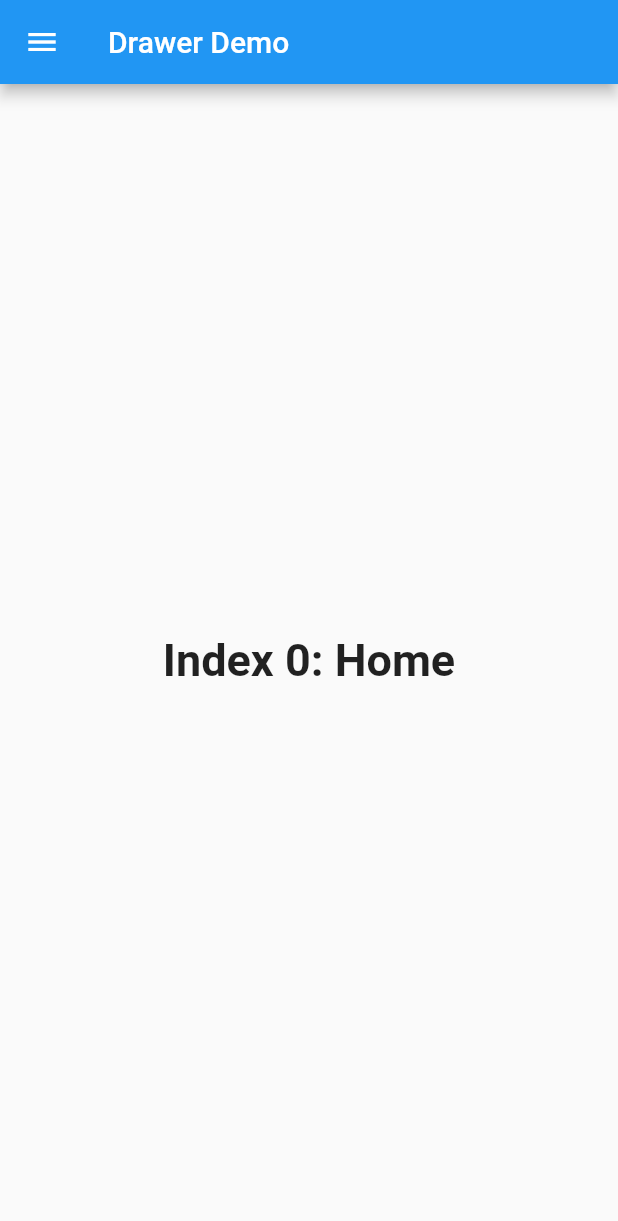
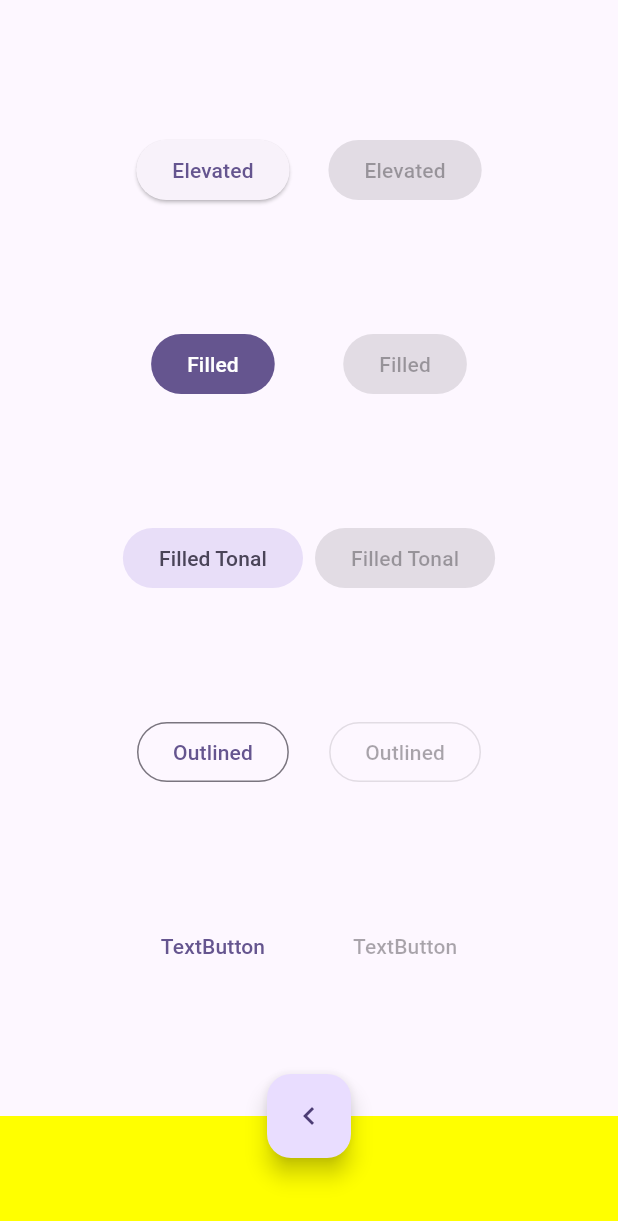
Before and after one commit to Khammunh/fast, a Flutter app: the screen it shows after launch, on a phone screen of 412 x 824 dp. Shown: the top 1221 px of the screen. Run offline on Flutter 3.47's test engine with Material 2 defaults, Android fonts, the light colour scheme and no system bars.

Commit message:
floatingActionButton

```diff
--- /dev/null
+++ b/lib/ButtonTypeGroup.dart
@@ -0,0 +1,45 @@
+// ignore_for_file: file_names
+
+import 'package:flutter/material.dart';
+
+class ButtonTypeGroup extends StatelessWidget {
+  const ButtonTypeGroup({
+    super.key,
+    required this.enabled,
+  });
+  final bool enabled;
+
+  @override
+  Widget build(BuildContext context) {
+    final VoidCallback? onPressed = enabled ? () {} : null;
+    return Padding(
+      padding: const EdgeInsets.all(4.0),
+      child: Column(
+        mainAxisAlignment: MainAxisAlignment.spaceEvenly,
+        children: [
+          ElevatedButton(
+            onPressed: onPressed,
+            child: const Text('Elevated'),
+          ),
+          FilledButton(
+            onPressed: onPressed,
+            child: const Text('Filled'),
+          ),
+          FilledButton.tonal(
+            onPressed: onPressed,
+            child: const Text('Filled Tonal'),
+          ),
+          OutlinedButton(
+            onPressed: onPressed,
+            child: const Text('Outlined'),
+          ),
+          TextButton(
+            onPressed: onPressed,
+            child: const Text('TextButton'),
+          ),
+        ],
+      ),
+    );
+
+  }
+}
--- /dev/null
+++ b/lib/ButtonTypesExample.dart
@@ -0,0 +1,23 @@
+// ignore_for_file: file_names
+
+import 'package:fast/ButtonTypeGroup.dart';
+import 'package:flutter/material.dart';
+
+class ButtonTypesExample extends StatelessWidget {
+  const ButtonTypesExample({super.key});
+
+  @override
+  Widget build(BuildContext context) {
+    return const Padding(
+      padding: EdgeInsets.all(4.0),
+      child: Row(
+        children: <Widget>[
+          Spacer(),
+          ButtonTypeGroup(enabled: true),
+          ButtonTypeGroup(enabled: false),
+          Spacer(),
+        ],
+      ),
+    );
+  }
+}
--- a/lib/main.dart
+++ b/lib/main.dart
@@ -1,104 +1,39 @@
 import 'package:flutter/material.dart';
+
+import 'ButtonTypesExample.dart';
 
 void main() {
   runApp(
-    const MyApp(),
+    const ButtonApp(),
   );
 }
 
-class MyApp extends StatelessWidget {
-  const MyApp({super.key});
-
-  static const appTitle = 'Drawer Demo';
+class ButtonApp extends StatelessWidget {
+  const ButtonApp({super.key});
 
   @override
   Widget build(BuildContext context) {
-    return const MaterialApp(
-      title: appTitle,
-      home: MyHomePage(
-        title: appTitle,
+    const title = 'Button Types';
+    return MaterialApp(
+      theme: ThemeData(
+        colorSchemeSeed: const Color(0xff6750a4),
+        useMaterial3: true,
+      ),
+      title: title,
+      home: Scaffold(
+        body: const ButtonTypesExample(),
+        floatingActionButton: FloatingActionButton(
+          onPressed: () {},
+          child: const Icon(Icons.navigate_before),
+        ),
+        bottomNavigationBar: BottomAppBar(
+          child: Container(
+            height: 50.0,
+          ),
+          color: Colors.yellowAccent,
+        ),
+        floatingActionButtonLocation: FloatingActionButtonLocation.miniCenterDocked,
       ),
     );
   }
 }
-
-class MyHomePage extends StatefulWidget {
-  const MyHomePage({super.key, required this.title});
-  final String title;
-
-  @override
-  State<MyHomePage> createState() => _MyHomePageState();
-}
-
-class _MyHomePageState extends State<MyHomePage> {
-  int _selectedIndex = 0;
-  static const TextStyle optionStyle =
-      TextStyle(fontSize: 30, fontWeight: FontWeight.bold);
-  static const List<Widget> _widgetOptions = <Widget>[
-    Text(
-      'Index 0: Home',
-      style: optionStyle,
-    ),
-    Text(
-      'Index 1: Business',
-      style: optionStyle,
-    ),
-    Text(
-      'Index 2: School',
-      style: optionStyle,
-    ),
-  ];
-
-  void _onItemTapped(int index) {
-    setState(() {
-      _selectedIndex = 0;
-    });
-  }
-
-  @override
-  Widget build(BuildContext context) {
-    return Scaffold(
-      appBar: AppBar(
-        title: Text(widget.title),
-      ),
-      body: Center(
-        child: _widgetOptions[_selectedIndex],
-      ),
-      drawer: Drawer(
-        child: ListView(
-          padding: EdgeInsets.zero,
-          children: [
-            const DrawerHeader(
-              child: Text('Drawer Header'),
-              decoration: BoxDecoration(color: Colors.blue),
-            ),
-            ListTile(
-              title: const Text('Home'),
-              selected: _selectedIndex == 0,
-              onTap: () {
-                _onItemTapped(0);
-                Navigator.pop(context);
-              },
-            ),
-            ListTile(
-              title: const Text('Business'),
-              selected: _selectedIndex == 1,
-              onTap: () {
-                _onItemTapped(1);
-                Navigator.pop(context);
-              },
-            ),
-            ListTile(
-              title: const Text('School'),
-              selected: _selectedIndex == 2,
-              onTap: () {
-                _onItemTapped(2);
-                Navigator.pop(context);
-              },
-            )
-          ],
-        ),
-      ),
-    );
-  }
-}
--- a/pubspec.yaml
+++ b/pubspec.yaml
@@ -39,7 +39,7 @@ dependencies:
   google_fonts: ^5.1.0
   transparent_image: ^2.0.1
   video_player: ^2.7.2
-  go_router: ^11.0.0
+  go_router: ^11.1.2
 
 dev_dependencies:
   flutter_test:
```
Also changed, not shown: pubspec.lock.
